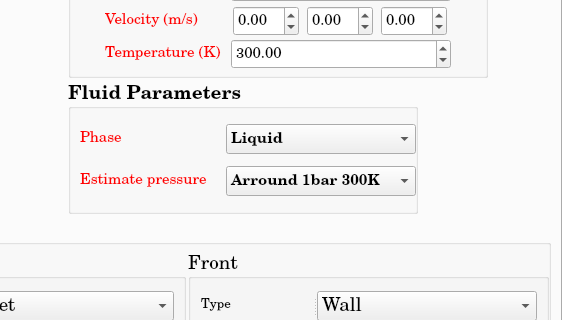
Before: the Qt Designer form CoreFlows_src/gui/src/ui/MainCFWidget.ui in ndjinga/CoreFlows, drawn with Qt 5; both pictures show x 659 to 1221 and y 143 to 463 of the 1221 by 832 pixel window.
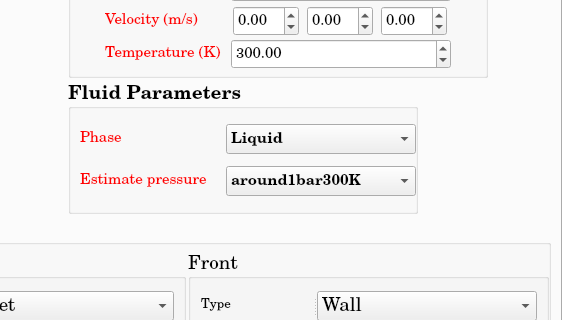
After: the same form once the commit is applied. The open tabs and pages were chosen to show the change.

Commit message: Amelioration GUI, passage salome 7.8.0

Diff of the .ui file:
```diff
--- a/CoreFlows_src/gui/src/ui/MainCFWidget.ui
+++ b/CoreFlows_src/gui/src/ui/MainCFWidget.ui
@@ -2105,7 +2105,7 @@
         </property>
         <layout class="QGridLayout" name="gridLayout_56">
          <item row="0" column="0">
-          <widget class="QLabel" name="SP_LiquidOrFluid">
+          <widget class="QLabel" name="SP_GasOrLiquid">
            <property name="minimumSize">
             <size>
              <width>140</width>
@@ -2131,7 +2131,7 @@
           </widget>
          </item>
          <item row="0" column="1">
-          <widget class="QComboBox" name="SP_GasOrLiquid">
+          <widget class="QComboBox" name="SP_GasOrLiquid_comboBox">
            <property name="minimumSize">
             <size>
              <width>190</width>
@@ -2167,7 +2167,7 @@
           </widget>
          </item>
          <item row="1" column="0">
-          <widget class="QLabel" name="SP_LiquidOrFluid_2">
+          <widget class="QLabel" name="SP_1barOr155bar">
            <property name="minimumSize">
             <size>
              <width>140</width>
@@ -2193,7 +2193,7 @@
           </widget>
          </item>
          <item row="1" column="1">
-          <widget class="QComboBox" name="SP_1barOr155bar">
+          <widget class="QComboBox" name="SP_1barOr155bar_comboBox">
            <property name="minimumSize">
             <size>
              <width>190</width>
@@ -2213,7 +2213,7 @@
            </property>
            <item>
             <property name="text">
-             <string>Arround 1bar 300K</string>
+             <string>around1bar300K</string>
             </property>
            </item>
            <item>
```
Left out of the diff: 86 changed lines with no effect on the pictures. The commit also changes 4 other files.
